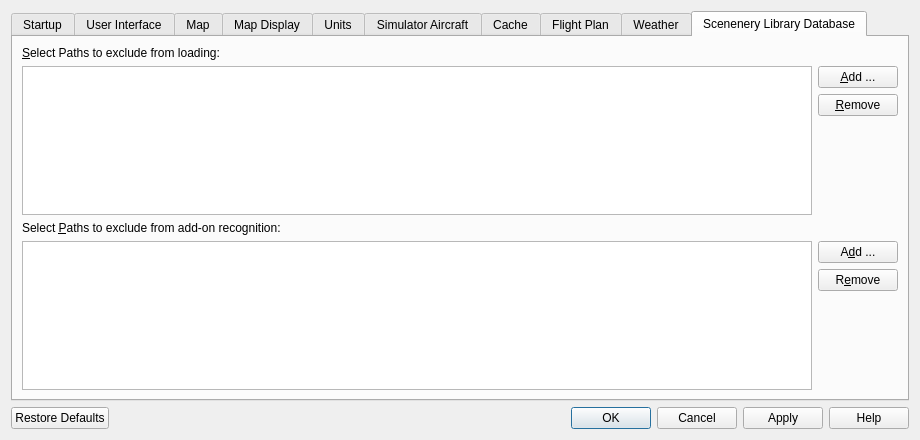
The window that src/options/options.ui (albar965/littlenavmap) describes before a commit, drawn with Qt 5.
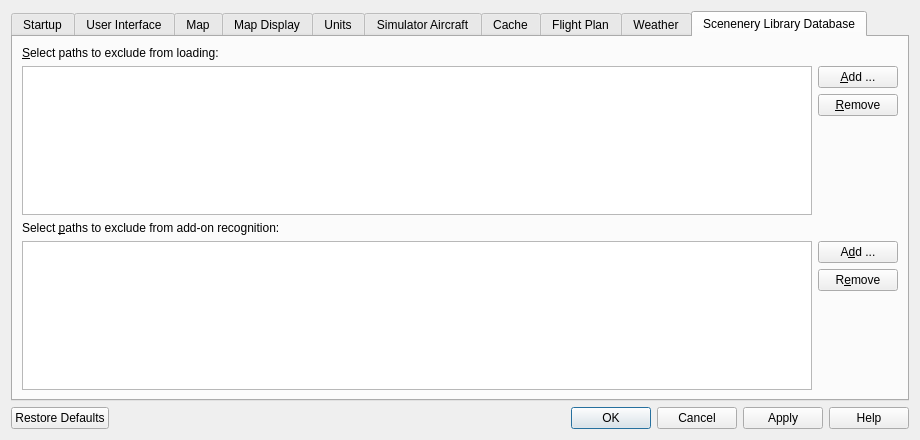
The same window after the commit. The open tabs and pages were chosen to show the change.

Commit message: Updated manual and small adjustments to the GUI.

What changed in the file:
```diff
--- a/src/options/options.ui
+++ b/src/options/options.ui
@@ -2167,7 +2167,7 @@
        <item row="0" column="2" colspan="2">
         <widget class="QLabel" name="labelOptionsDatabaseExclude">
          <property name="text">
-          <string>&amp;Select Paths to exclude from loading:</string>
+          <string>&amp;Select paths to exclude from loading:</string>
          </property>
          <property name="alignment">
           <set>Qt::AlignLeading|Qt::AlignLeft|Qt::AlignTop</set>
@@ -2183,7 +2183,7 @@
        <item row="2" column="2" colspan="2">
         <widget class="QLabel" name="labelOptionsDatabaseAddon">
          <property name="text">
-          <string>Select &amp;Paths to exclude from add-on recognition:</string>
+          <string>Select &amp;paths to exclude from add-on recognition:</string>
          </property>
          <property name="alignment">
           <set>Qt::AlignLeading|Qt::AlignLeft|Qt::AlignTop</set>
```
The commit also changes 2 other files.
